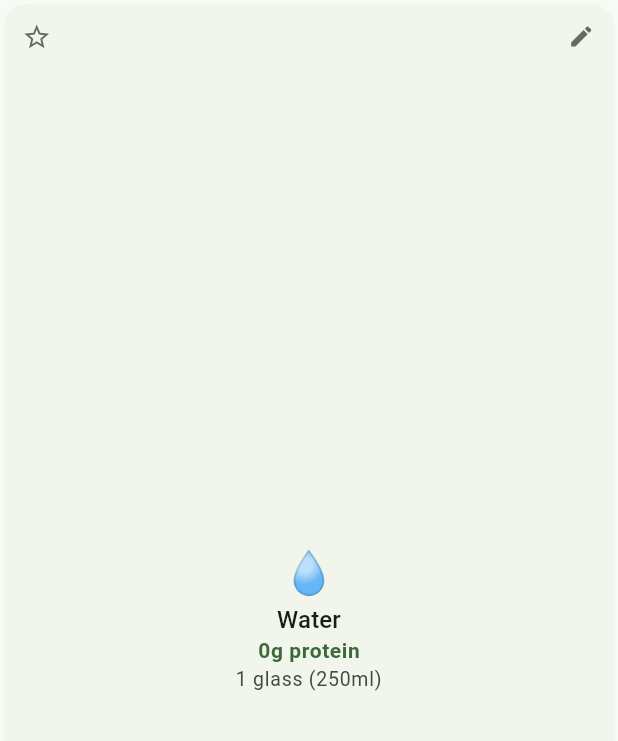
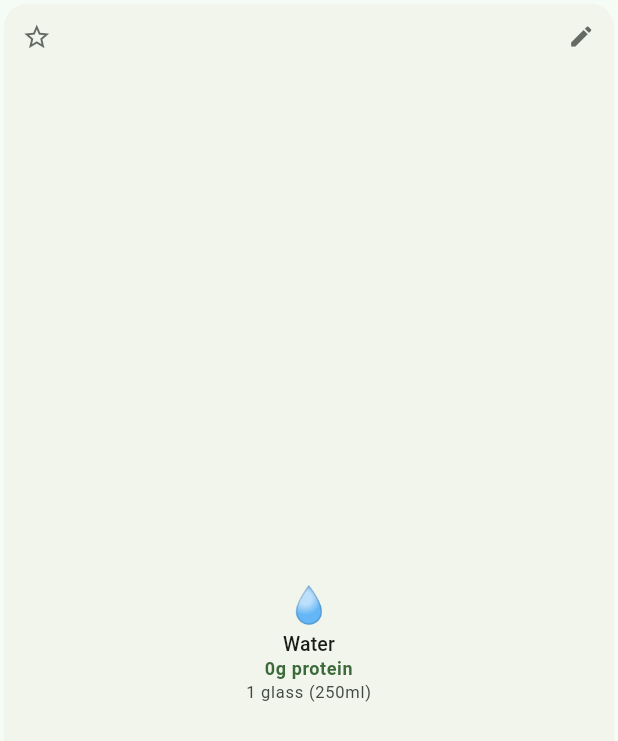
Before and after one commit to allanjchiang/pohps, a Flutter app: the _FoodCard widget shown alone on an empty page, opened directly with sample values from the repository, on a phone screen of 412 x 824 dp. Shown: the top 741 px of the screen. Run offline on Flutter 3.47's test engine with Material 3 defaults, Android fonts, the phone set to English and light mode, and no system bars; our stand-ins replace file_picker, share_plus, shared_preferences; accounts and stored records are empty.

Commit message:
No cropped text on smaller phones

```diff
--- a/pohps/lib/screens/add_food_screen.dart
+++ b/pohps/lib/screens/add_food_screen.dart
@@ -338,8 +338,10 @@ class _AddFoodPanelState extends State<_AddFoodPanel> {
                   ),
                   gridDelegate: SliverGridDelegateWithFixedCrossAxisCount(
                     crossAxisCount: 2,
-                    childAspectRatio:
-                        appState.waterTrackerEnabled ? 1.12 : 1.25,
+                    childAspectRatio: _addFoodGridAspectRatio(
+                      context,
+                      waterTrackerEnabled: appState.waterTrackerEnabled,
+                    ),
                     mainAxisSpacing: 10,
                     crossAxisSpacing: 10,
                   ),
@@ -359,6 +361,20 @@ class _AddFoodPanelState extends State<_AddFoodPanel> {
       ],
     );
   }
+}
+
+/// Taller grid cells on narrow screens and with larger text (e.g. zh-TW).
+double _addFoodGridAspectRatio(
+  BuildContext context, {
+  required bool waterTrackerEnabled,
+}) {
+  final screenWidth = MediaQuery.sizeOf(context).width;
+  final textScale = MediaQuery.textScalerOf(context).scale(1.0);
+  const horizontalInsets = 16.0 * 2 + 10.0;
+  final cellWidth = (screenWidth - horizontalInsets) / 2;
+  final baseHeight =
+      (waterTrackerEnabled ? 158.0 : 132.0) * textScale.clamp(1.0, 1.35);
+  return cellWidth / baseHeight;
 }
 
 class _FoodCard extends StatefulWidget {
@@ -474,61 +490,14 @@ class _FoodCardState extends State<_FoodCard> {
           child: Stack(
             children: [
               Positioned.fill(
-                child: Center(
                 child: Padding(
-                    padding:
-                        const EdgeInsets.symmetric(horizontal: 8, vertical: 4),
-                    child: Column(
-                      mainAxisAlignment: MainAxisAlignment.center,
-                      mainAxisSize: MainAxisSize.min,
-                      children: [
-                        Text(widget.food.emoji,
-                            style: const TextStyle(fontSize: 28)),
-                        Text(
-                          l10n.foodDisplayName(widget.food.id, widget.food.name),
-                          style: theme.textTheme.titleSmall,
-                          textAlign: TextAlign.center,
-                          maxLines: 1,
-                          overflow: TextOverflow.ellipsis,
-                        ),
-                        if (appState.waterTrackerEnabled &&
-                            widget.food.waterMlPerServing > 0)
-                          Text.rich(
-                            TextSpan(
-                              children: [
-                                TextSpan(
-                                  text: l10n.gProtein(
-                                      '${appState.proteinForFood(widget.food).round()}'),
-                                  style: theme.textTheme.bodySmall?.copyWith(
-                                    color: theme.colorScheme.primary,
-                                    fontWeight: FontWeight.w600,
-                                  ),
-                                ),
-                                TextSpan(
-                                  text:
-                                      ' · ${l10n.waterAmountLabel(widget.food.waterMlPerServing, appState.measurementSystem)}',
-                                  style: theme.textTheme.bodySmall?.copyWith(
-                                    color: const Color(0xFF1565C0),
-                                    fontWeight: FontWeight.w600,
-                                  ),
-                                ),
-                              ],
-                            ),
-                            textAlign: TextAlign.center,
-                            maxLines: 1,
-                            overflow: TextOverflow.ellipsis,
-                          )
-                        else
-                          Text(
-                            l10n.gProtein(
-                                '${appState.proteinForFood(widget.food).round()}'),
-                            style: theme.textTheme.bodySmall?.copyWith(
-                              color: theme.colorScheme.primary,
-                              fontWeight: FontWeight.w600,
-                            ),
-                          ),
-                        Text(
-                          _justAdded
+                  padding: const EdgeInsets.fromLTRB(4, 36, 4, 6),
+                  child: LayoutBuilder(
+                    builder: (context, constraints) {
+                      final proteinText = l10n.gProtein(
+                        '${appState.proteinForFood(widget.food).round()}',
+                      );
+                      final servingText = _justAdded
                           ? l10n.added
                           : l10n.servingDisplay(
                               widget.food.servingSize,
@@ -536,7 +505,70 @@ class _FoodCardState extends State<_FoodCard> {
                                   ? null
                                   : widget.food.id,
                               system: appState.measurementSystem,
+                            );
+                      final showWater = appState.waterTrackerEnabled &&
+                          widget.food.waterMlPerServing > 0;
+
+                      return FittedBox(
+                        fit: BoxFit.scaleDown,
+                        alignment: Alignment.center,
+                        child: SizedBox(
+                          width: constraints.maxWidth,
+                          child: Column(
+                            mainAxisSize: MainAxisSize.min,
+                            children: [
+                              Text(
+                                widget.food.emoji,
+                                style: const TextStyle(fontSize: 24),
                               ),
+                              const SizedBox(height: 2),
+                              Text(
+                                l10n.foodDisplayName(
+                                  widget.food.id,
+                                  widget.food.name,
+                                ),
+                                style: theme.textTheme.titleSmall?.copyWith(
+                                  fontSize: 13,
+                                  height: 1.15,
+                                ),
+                                textAlign: TextAlign.center,
+                                maxLines: 1,
+                                overflow: TextOverflow.ellipsis,
+                              ),
+                              const SizedBox(height: 2),
+                              Text(
+                                proteinText,
+                                style: theme.textTheme.bodySmall?.copyWith(
+                                  color: theme.colorScheme.primary,
+                                  fontWeight: FontWeight.w600,
+                                  fontSize: 12,
+                                  height: 1.15,
+                                ),
+                                textAlign: TextAlign.center,
+                                maxLines: 1,
+                                overflow: TextOverflow.ellipsis,
+                              ),
+                              if (showWater) ...[
+                                const SizedBox(height: 1),
+                                Text(
+                                  l10n.waterAmountLabel(
+                                    widget.food.waterMlPerServing,
+                                    appState.measurementSystem,
+                                  ),
+                                  style: theme.textTheme.bodySmall?.copyWith(
+                                    color: const Color(0xFF1565C0),
+                                    fontWeight: FontWeight.w600,
+                                    fontSize: 11,
+                                    height: 1.15,
+                                  ),
+                                  textAlign: TextAlign.center,
+                                  maxLines: 1,
+                                  overflow: TextOverflow.ellipsis,
+                                ),
+                              ],
+                              const SizedBox(height: 2),
+                              Text(
+                                servingText,
                                 style: theme.textTheme.labelSmall?.copyWith(
                                   color: _justAdded
                                       ? theme.colorScheme.primary
@@ -544,13 +576,18 @@ class _FoodCardState extends State<_FoodCard> {
                                   fontWeight: _justAdded
                                       ? FontWeight.w600
                                       : FontWeight.normal,
+                                  fontSize: 11,
+                                  height: 1.2,
                                 ),
                                 textAlign: TextAlign.center,
-                          maxLines: 1,
+                                maxLines: 2,
                                 overflow: TextOverflow.ellipsis,
                               ),
                             ],
                           ),
+                        ),
+                      );
+                    },
                   ),
                 ),
               ),
```
Lines whose indentation alone changed are shown as unchanged.
